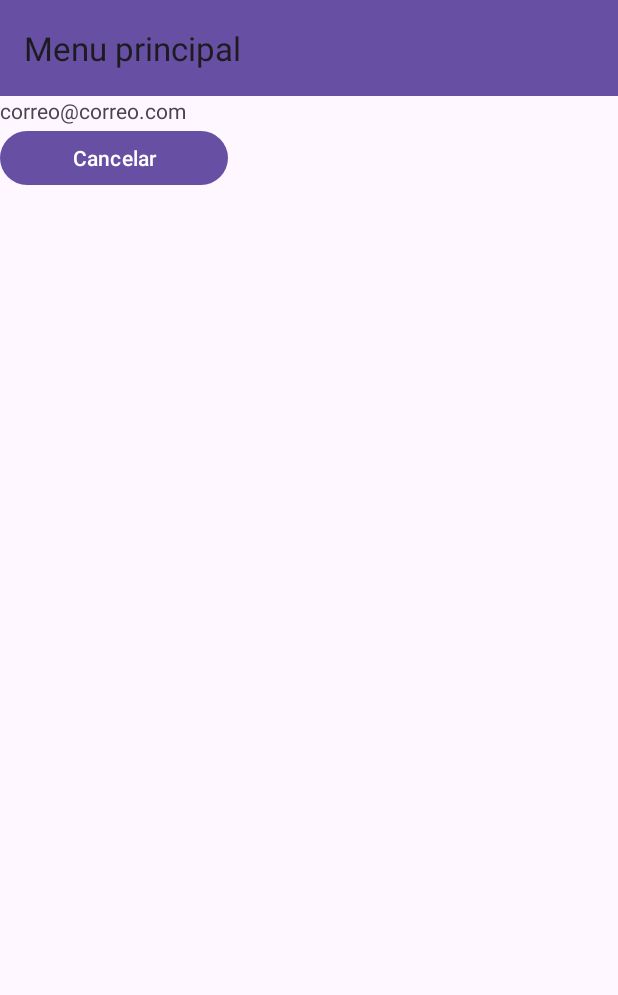
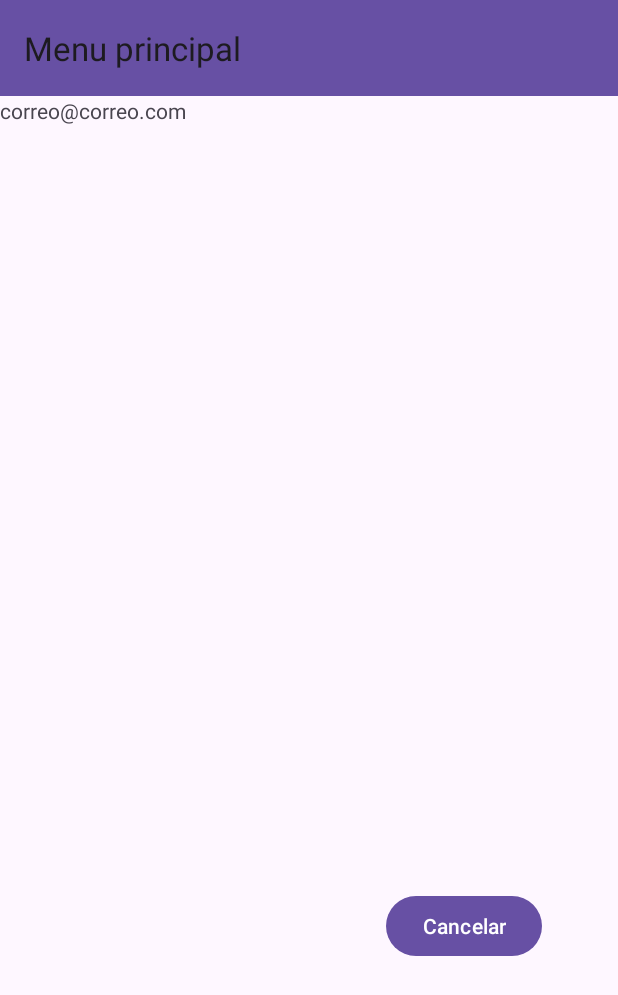
Before and after one commit to AlexSMedac/Programacion_MultimediayDispositivos_Moviles, an Android app: the layout activity_2.xml on its own in the app's theme, with its tools: preview values and no code run, on a phone screen of 412 x 824 dp. Shown: the top 995 px of the screen. Run offline under Robolectric (Android 15) with nearby library versions, the light colour scheme and no system bars.

Commit message:
final_T6

```diff
--- a/app/src/main/AndroidManifest.xml
+++ b/app/src/main/AndroidManifest.xml
@@ -11,6 +11,9 @@
         android:roundIcon="@mipmap/ic_launcher_round"
         android:supportsRtl="true"
         android:theme="@style/Theme.Tema5t1">
+
+        <activity android:name=".MainActivity2"/>
+
         <activity
             android:name=".MainActivity"
             android:exported="true">
--- a/app/src/main/res/layout/activity_2.xml
+++ b/app/src/main/res/layout/activity_2.xml
@@ -32,12 +32,14 @@
             android:layout_height="match_parent">
 
             <Button
-                android:id="@+id/button3"
-                android:layout_width="152dp"
-                android:layout_height="44dp"
+                android:id="@+id/button4"
+                android:layout_width="wrap_content"
+                android:layout_height="wrap_content"
+                android:layout_marginStart="257dp"
+                android:layout_marginTop="510dp"
                 android:text="Cancelar"
-                tools:layout_editor_absoluteX="217dp"
-                tools:layout_editor_absoluteY="553dp" />
+                app:layout_constraintStart_toStartOf="parent"
+                app:layout_constraintTop_toTopOf="parent" />
         </androidx.constraintlayout.widget.ConstraintLayout>
 
     </LinearLayout>
--- /dev/null
+++ b/app/src/main/res/layout/activity_second.xml
@@ -0,0 +1,6 @@
+<?xml version="1.0" encoding="utf-8"?>
+<androidx.constraintlayout.widget.ConstraintLayout xmlns:android="http://schemas.android.com/apk/res/android"
+    android:layout_width="match_parent"
+    android:layout_height="match_parent">
+
+</androidx.constraintlayout.widget.ConstraintLayout>
```
Also changed, not shown: app/src/main/java/my/tema5t1/MainActivity.java (+11 -6 lines), app/src/main/java/my/tema5t1/MainActivity2.java (added, +20 -0 lines).
